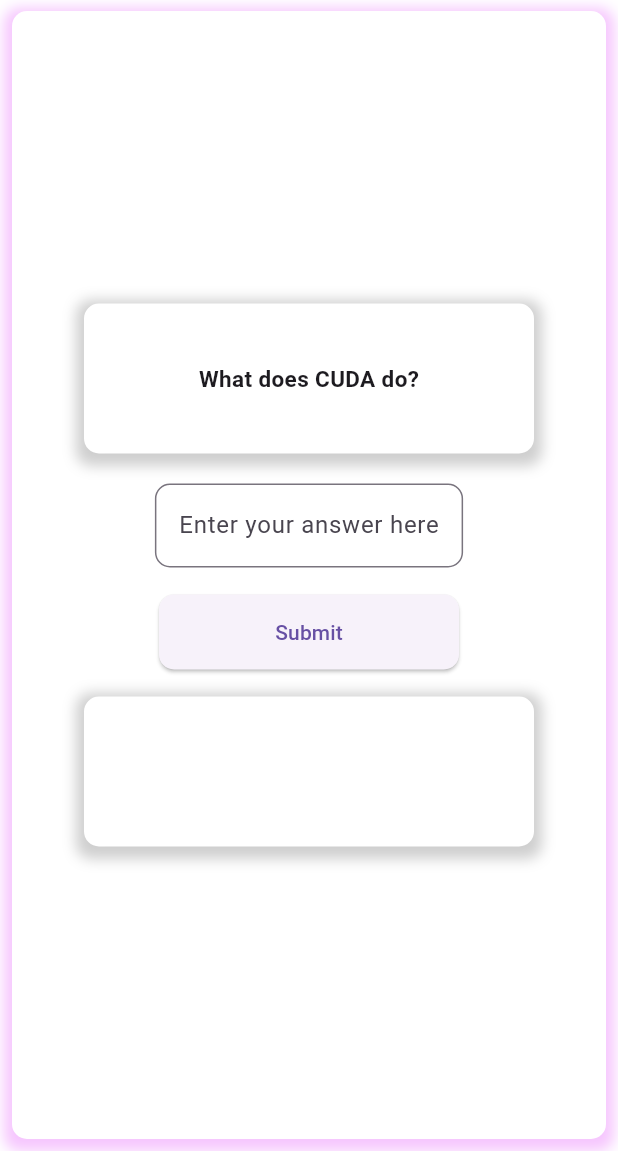
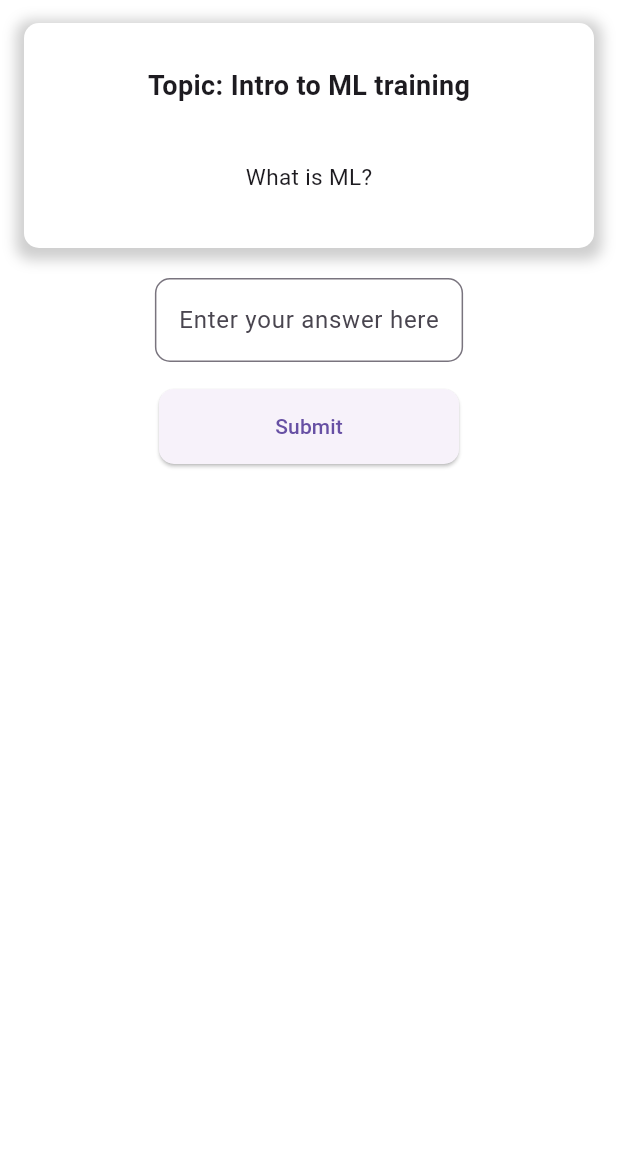
Before and after one commit to agakshay304/GPTutor, a Flutter app: the screen it shows after launch, on a phone screen of 412 x 824 dp, the part 85-1236 px from its top. Run offline on Flutter 3.47's test engine with Material 2 defaults, Android fonts, the phone set to English and light mode, and no system bars; our stand-ins replace animate_do, flutter_riverpod.

Commit message:
Topics wise question added

```diff
--- a/lib/home_page.dart
+++ b/lib/home_page.dart
@@ -1,33 +1,22 @@
 import 'dart:async';
-
 import 'package:animate_do/animate_do.dart';
 import "package:flutter/material.dart";
 import 'package:flutter_riverpod/flutter_riverpod.dart';
 import 'package:gptutor/openai_service.dart';
-import 'package:riverpod/riverpod.dart';
+import 'package:gptutor/topics.dart';
 
 class HomePage extends ConsumerStatefulWidget {
-  const HomePage({super.key});
+  const HomePage({Key? key}) : super(key: key);
 
   @override
   ConsumerState<HomePage> createState() => _HomePageState();
 }
 
 class _HomePageState extends ConsumerState<HomePage> {
-  final List<String> questions = [
-    "What does CUDA do?",
-    "What is the difference between ML and AI?",
-    "What is the capital of France?",
-    "Why Engineering at MIT Manipal?",
-    "Explain ML to me?",
-    "What are steps in ML?",
-    "What is the difference between ML and AI?",
-    "How to train a model?",
-  ];
-
-  //textformfield controller
+  int correctAnswersCount = 0;
+  int currentTopicIndex = 0;
+  int currentQuestionIndex = 0;
   final TextEditingController _answer = TextEditingController();
-
   bool _isLoading = false;
   String? _speech;
 
@@ -37,19 +26,71 @@ class _HomePageState extends ConsumerState<HomePage> {
     });
 
     try {
+      final currentQuestion =
+          topics[currentTopicIndex].questions[currentQuestionIndex];
       final speech = await ref
           .read(openAIServiceProvider.notifier)
-          .isArtPromptAPI(questions[0], _answer.text);
+          .isArtPromptAPI(currentQuestion, _answer.text);
       setState(() {
         _speech = speech;
       });
       print(speech);
+
+      if (_speech?.toLowerCase().contains("correct.") == true) {
+        correctAnswersCount++;
+      }
+
+      currentQuestionIndex++;
+
+      // TODO: implement logic to only change the topic when 3 questions are answered correctly of the current topic.
     } finally {
       setState(() {
         _isLoading = false;
+        _answer.clear();
       });
     }
   }
+
+  void _showSuccessDialog() {
+    showDialog(
+      context: context,
+      builder: (_) {
+        return AlertDialog(
+          title: const Text("Congratulations!"),
+          content: const Text("You have successfully completed all topics."),
+          actions: [
+            TextButton(
+              onPressed: () {
+                Navigator.pop(context);
+              },
+              child: const Text("OK"),
+            ),
+          ],
+        );
+      },
+    );
+  }
+
+  void _showFailureDialog() {
+    showDialog(
+      context: context,
+      builder: (_) {
+        return AlertDialog(
+          title: const Text("Try again!"),
+          content: const Text("You did not pass this topic. Please try again."),
+          actions: [
+            TextButton(
+              onPressed: () {
+                Navigator.pop(context);
+              },
+              child: const Text("OK"),
+            ),
+          ],
+        );
+      },
+    );
+  }
+
   @override
   Widget build(BuildContext context) {
     return Scaffold(
@@ -69,28 +110,12 @@ class _HomePageState extends ConsumerState<HomePage> {
           ),
         ),
         body: Padding(
-          padding: const EdgeInsets.all(8.0),
-          child: Container(
-            width: 500,
-            // height: 100,
-            decoration: BoxDecoration(
-              color: Colors.white,
-              borderRadius: BorderRadius.circular(10),
-              boxShadow: [
-                BoxShadow(
-                  color: Colors.purpleAccent.withOpacity(0.3),
-                  spreadRadius: 5,
-                  blurRadius: 7,
-                  offset: const Offset(0, 3), // changes position of shadow
-                ),
-              ],
-            ),
+          padding: const EdgeInsets.all(16.0),
           child: Column(
-              mainAxisAlignment: MainAxisAlignment.center,
             children: [
               Container(
-                  width: 300,
-                  height: 100,
+                width: 500,
+                height: 150,
                 decoration: BoxDecoration(
                   color: Colors.white,
                   borderRadius: BorderRadius.circular(10),
@@ -99,19 +124,31 @@ class _HomePageState extends ConsumerState<HomePage> {
                       color: Colors.grey.withOpacity(0.5),
                       spreadRadius: 5,
                       blurRadius: 7,
-                        offset:
-                            const Offset(0, 3), // changes position of shadow
+                      offset: const Offset(0, 3), // changes position of shadow
                     ),
                   ],
                 ),
-                  child: Center(
-                    child: Text(
-                      questions[0],
+                child: Column(
+                  mainAxisAlignment: MainAxisAlignment.spaceEvenly,
+                  children: [
+                    Text(
+                      "Topic: ${topics[currentTopicIndex].name}",
                       style: const TextStyle(
-                        fontSize: 15,
+                        fontSize: 18,
                         fontWeight: FontWeight.bold,
                       ),
                     ),
+                    Padding(
+                      padding: const EdgeInsets.all(8.0),
+                      child: Text(
+                        topics[currentTopicIndex]
+                            .questions[currentQuestionIndex],
+                        style: const TextStyle(
+                          fontSize: 15,
+                        ),
+                      ),
+                    ),
+                  ],
                 ),
               ),
               const SizedBox(
@@ -148,43 +185,23 @@ class _HomePageState extends ConsumerState<HomePage> {
                       ),
                       onPressed: _isLoading ? null : _submit,
                       child: _isLoading
-                            ? const CircularProgressIndicator()
+                          ? const CircularProgressIndicator(
+                              strokeWidth: 1,
+                            )
                           : const Text('Submit')),
                 ),
               ),
               const SizedBox(
                 height: 10,
               ),
-                //One more container to show the answer
-                Container(
-                  width: 300,
-                  height: 100,
-                  decoration: BoxDecoration(
-                    color: Colors.white,
-                    borderRadius: BorderRadius.circular(10),
-                    boxShadow: [
-                      BoxShadow(
-                        color: Colors.grey.withOpacity(0.5),
-                        spreadRadius: 5,
-                        blurRadius: 7,
-                        offset:
-                            const Offset(0, 3), // changes position of shadow
-                      ),
-                    ],
-                  ),
-                  child: Center(
-                    child: Text(
+              Text(
                 _speech ?? "",
                 style: const TextStyle(
                   fontSize: 15,
-                        fontWeight: FontWeight.bold,
-                      ),
-                    ),
                 ),
               ),
             ],
           ),
-          ),
         ));
   }
 }
--- /dev/null
+++ b/lib/topics.dart
@@ -0,0 +1,42 @@
+class Topic {
+  String name;
+  List<String> questions;
+
+  Topic(this.name, this.questions);
+}
+
+final List<Topic> topics = [
+  Topic("Intro to ML training", [
+    "What is ML?",
+    "What is the difference between supervised and unsupervised learning?",
+    "What is the difference between classification and regression?",
+    "What is the difference between batch and online learning?",
+  ]),
+  Topic("Steps in Training", [
+    "What is the difference between training and testing?",
+    "What is the difference between validation and cross-validation?",
+    "What is the difference between precision and recall?",
+    "What is the difference between accuracy and F1 score?",
+    "What is the difference between precision and recall?",
+    "What is the difference between accuracy and F1 score?",
+  ]),
+  Topic("Data Collection", [
+    "What is the difference between data and information?",
+    "What is the difference between structured and unstructured data?",
+    "What is Data Mining?",
+    "What is the difference between data mining and data analysis?",
+  ]),
+  Topic("Preprocessing", [
+    "What is Preprocessing?",
+    "What is the difference between feature engineering and feature selection?",
+    "What is the difference between feature scaling and normalization?",
+  ]),
+  Topic("Training",[
+    "What is the difference between training and testing?",
+    "What is the difference between validation and cross-validation?",
+    "What is the difference between precision and recall?",
+    "What is the difference between accuracy and F1 score?",
+    "What is the difference between precision and recall?",
+    "What is the difference between accuracy and F1 score?",
+  ]),
+];
```
Also changed, not shown: lib/openai_service.dart (+23 -0 lines). Lines whose indentation alone changed are shown as unchanged.
